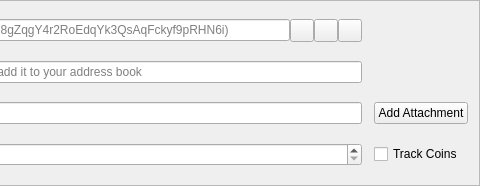
This is src/qt/forms/sendcoinsentry.ui in gridcoin-community/Gridcoin-Research as Qt 5 draws it before an edit; both pictures show x 251 to 731 and y 0 to 186 of the 731 by 186 pixel window. The edited form follows.
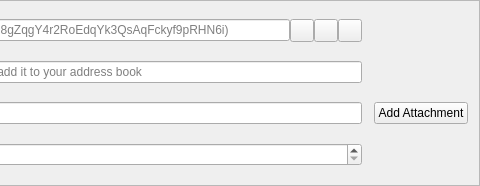
This is the edited form. Icons and pictures are not drawn. Custom widgets are drawn as their Qt base class.

Commit message: Remove Track Coins Checkbox - feature deprecated

Patch:
```diff
--- a/src/qt/forms/sendcoinsentry.ui
+++ b/src/qt/forms/sendcoinsentry.ui
@@ -179,13 +179,6 @@
      </property>
     </widget>
    </item>
-   <item row="6" column="2">
-    <widget class="QCheckBox" name="cbTrack">
-     <property name="text">
-      <string>Track Coins</string>
-     </property>
-    </widget>
-   </item>
    <item row="5" column="2">
     <widget class="QPushButton" name="btnAddAttachment">
      <property name="text">
```
